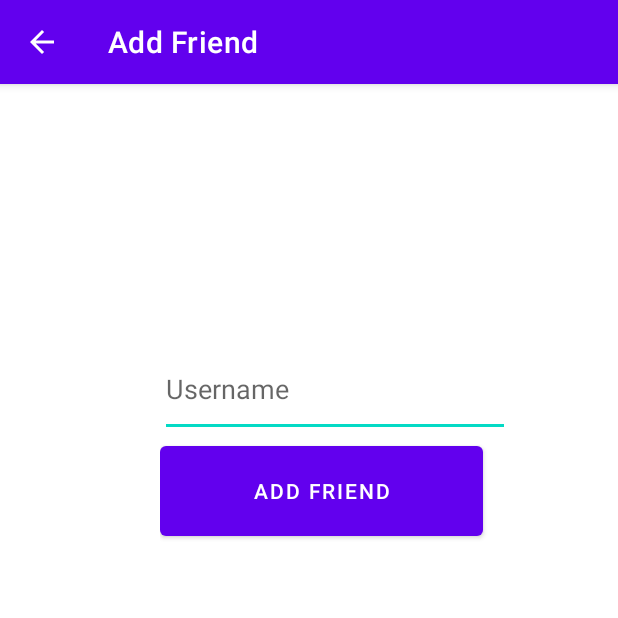
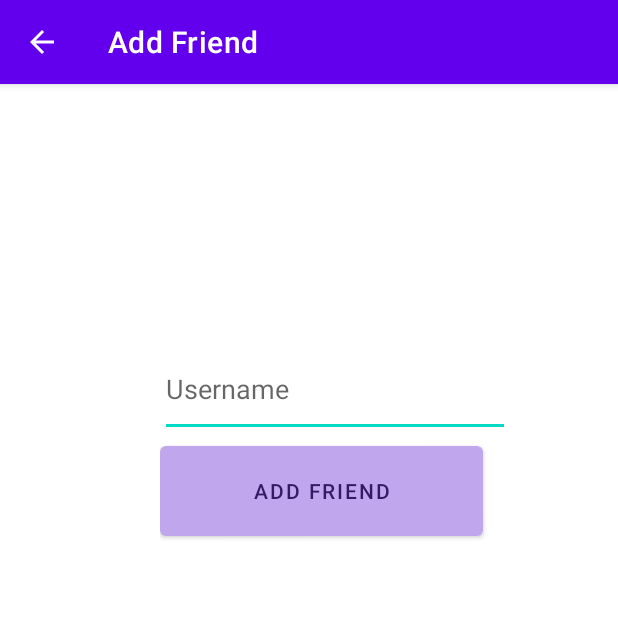
Before and after one commit to dChakr/ICHelloWorld, an Android app: the AddFriend screen opened directly, with no data from a screen before it, on a phone screen of 412 x 824 dp, the top half of it. Run offline under Robolectric (Android 15) with nearby library versions, the light colour scheme and no system bars.

Commit message:
add friend button and friends list text tweaked

```diff
--- a/app/src/main/java/com/example/covidfriendsappthing/Meeting.java
+++ b/app/src/main/java/com/example/covidfriendsappthing/Meeting.java
@@ -16,7 +16,7 @@ public class Meeting {
     public Meeting(String meetingId, String meetingName, User owner) {
         this.meetingId = meetingId;
         this.meetingName = meetingName;
-        this.status = owner.status;
+        //this.status = owner.status;
         this.members = new ArrayList<>();
         this.members.add(owner);
     }
--- a/app/src/main/res/layout/activity_main.xml
+++ b/app/src/main/res/layout/activity_main.xml
@@ -82,9 +82,11 @@
         android:layout_marginTop="16dp"
         android:layout_marginEnd="16dp"
         android:layout_marginRight="16dp"
+        android:layout_marginBottom="11dp"
         android:text="logout"
         android:textColor="#341963"
         app:backgroundTint="#C0A7ED"
+        app:layout_constraintBottom_toTopOf="@+id/imageView2"
         app:layout_constraintEnd_toEndOf="parent"
         app:layout_constraintHorizontal_bias="1.0"
         app:layout_constraintStart_toStartOf="parent"
--- a/app/src/main/res/layout/add_friend.xml
+++ b/app/src/main/res/layout/add_friend.xml
@@ -28,13 +28,16 @@
             android:enabled="true"
             android:hint="Username"
             android:inputType="textPersonName"
-            android:selectAllOnFocus="true" />
+            android:selectAllOnFocus="true"
+            android:textColor="#341963" />
 
         <Button
             android:id="@+id/addFriendButton"
             android:layout_width="215dp"
             android:layout_height="72dp"
             android:enabled="true"
-            android:text="Add Friend" />
+            android:text="Add Friend"
+            android:textColor="#341963"
+            app:backgroundTint="#C0A7ED" />
     </LinearLayout>
 </androidx.constraintlayout.widget.ConstraintLayout>
```
Also changed, not shown: app/src/main/res/layout/friends_list.xml (+10 -10 lines).
